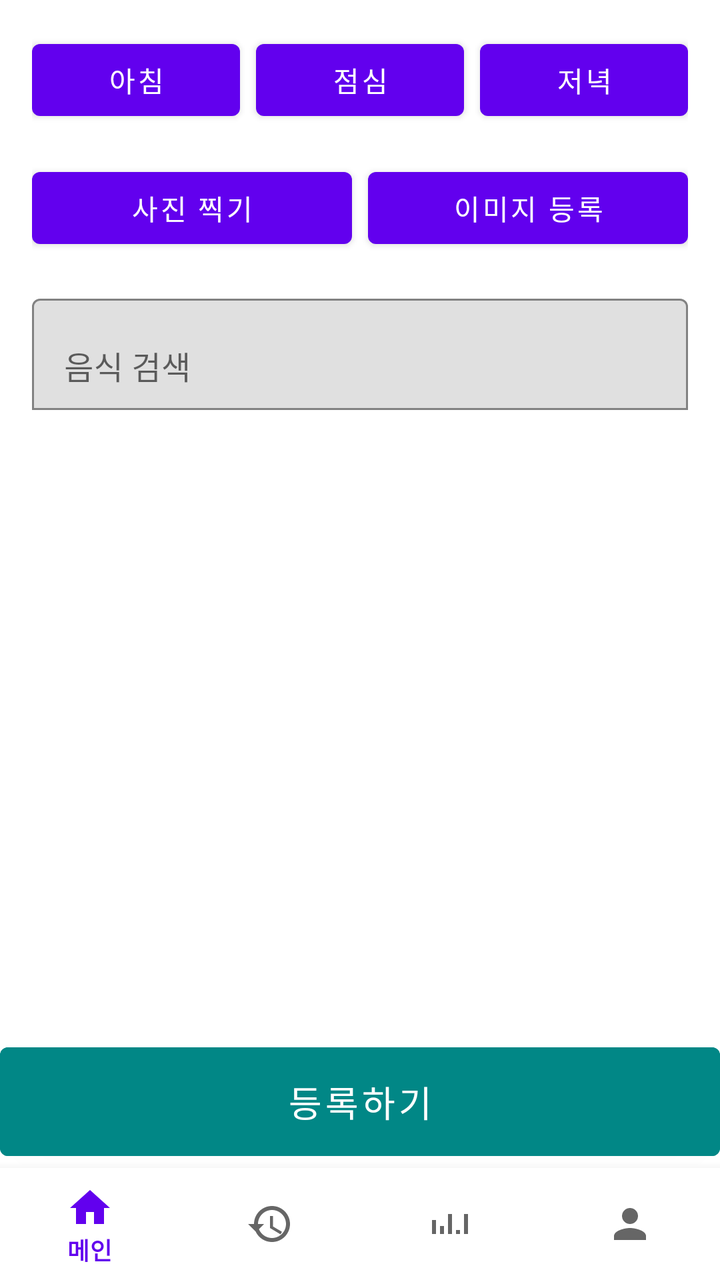
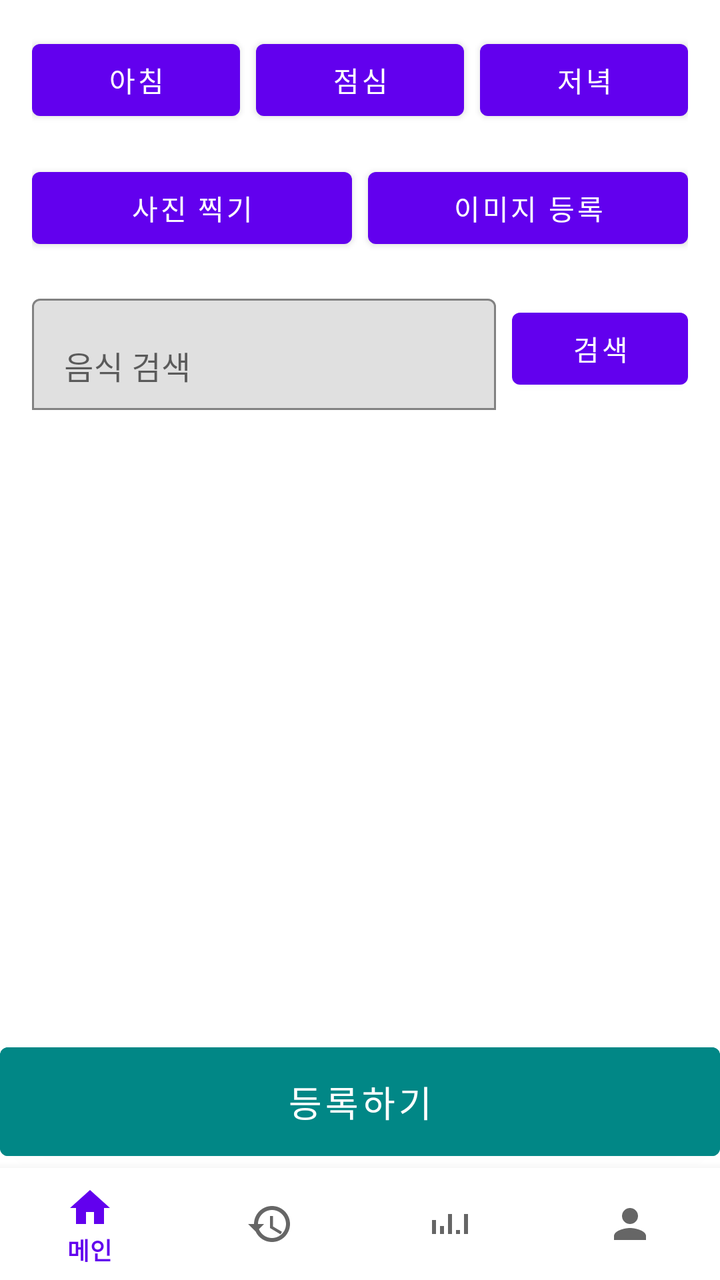

Screens rendered from an Android XML layout before and after an edit, with the pre-edit source and the edit as a unified diff.
<!-- AndroidManifest.xml: activity theme Theme.MaterialComponents.DayNight.NoActionBar -->
<!-- res/layout/activity_record.xml -->
<?xml version="1.0" encoding="utf-8"?>
<androidx.coordinatorlayout.widget.CoordinatorLayout
    xmlns:android="http://schemas.android.com/apk/res/android"
    xmlns:app="http://schemas.android.com/apk/res-auto"
    android:layout_width="match_parent"
    android:layout_height="match_parent">

    
    <ScrollView
        android:layout_width="match_parent"
        android:layout_height="match_parent"
        android:fillViewport="true"
        android:padding="16dp"
        android:layout_above="@+id/bottomArea">

        <LinearLayout
            android:orientation="vertical"
            android:layout_width="match_parent"
            android:layout_height="wrap_content">

            
            <LinearLayout
                android:orientation="horizontal"
                android:layout_width="match_parent"
                android:layout_height="wrap_content"
                android:gravity="center"
                android:layout_marginBottom="16dp">

                <Button
                    android:id="@+id/btnBreakfast"
                    android:layout_width="0dp"
                    android:layout_height="wrap_content"
                    android:layout_weight="1"
                    android:text="아침" />

                <Button
                    android:id="@+id/btnLunch"
                    android:layout_width="0dp"
                    android:layout_height="wrap_content"
                    android:layout_weight="1"
                    android:layout_marginStart="8dp"
                    android:text="점심" />

                <Button
                    android:id="@+id/btnDinner"
                    android:layout_width="0dp"
                    android:layout_height="wrap_content"
                    android:layout_weight="1"
                    android:layout_marginStart="8dp"
                    android:text="저녁" />
            </LinearLayout>

            
            <LinearLayout
                android:orientation="horizontal"
                android:layout_width="match_parent"
                android:layout_height="wrap_content"
                android:gravity="center"
                android:layout_marginBottom="16dp">

                <Button
                    android:id="@+id/btnTakePhoto"
                    android:layout_width="0dp"
                    android:layout_height="wrap_content"
                    android:layout_weight="1"
                    android:text="사진 찍기" />

                <Button
                    android:id="@+id/btnSelectImage"
                    android:layout_width="0dp"
                    android:layout_height="wrap_content"
                    android:layout_marginStart="8dp"
                    android:layout_weight="1"
                    android:text="이미지 등록" />
            </LinearLayout>

            
            <com.google.android.material.textfield.TextInputLayout
                android:id="@+id/layoutSearch"
                android:layout_width="match_parent"
                android:layout_height="wrap_content"
                android:hint="음식 검색"
                app:boxBackgroundMode="outline">

                <com.google.android.material.textfield.TextInputEditText
                    android:id="@+id/inputSearch"
                    android:layout_width="match_parent"
                    android:layout_height="wrap_content"
                    android:inputType="text"/>
            </com.google.android.material.textfield.TextInputLayout>

            
            <ListView
                android:id="@+id/listSearchResults"
                android:layout_width="match_parent"
                android:layout_height="wrap_content"
                android:visibility="gone"
                android:dividerHeight="8dp"
                android:layout_marginTop="8dp" />

            
            <ImageView
                android:id="@+id/imgPreview"
                android:layout_width="match_parent"
                android:layout_height="240dp"
                android:scaleType="centerCrop"
                android:visibility="gone"
                android:layout_marginTop="20dp"
                android:background="#DDDDDD" />

            
            <LinearLayout
                android:id="@+id/analysisContainer"
                android:layout_width="match_parent"
                android:layout_height="wrap_content"
                android:orientation="vertical"
                android:visibility="gone"
                android:layout_marginTop="16dp"
                android:padding="8dp"
                android:background="#F7F7F7">
            </LinearLayout>

        </LinearLayout>
    </ScrollView>

    
    <LinearLayout
        android:id="@+id/bottomArea"
        android:orientation="vertical"
        android:layout_width="match_parent"
        android:layout_height="wrap_content"
        android:layout_gravity="bottom">

        <Button
            android:id="@+id/btnSave"
            android:layout_width="match_parent"
            android:layout_height="wrap_content"
            android:text="등록하기"
            android:backgroundTint="@color/teal_700"
            android:textColor="@android:color/white"
            android:textSize="18sp"
            android:padding="14dp" />

        <com.google.android.material.bottomnavigation.BottomNavigationView
            android:id="@+id/bottomNavigationView"
            android:layout_width="match_parent"
            android:layout_height="wrap_content"
            app:menu="@menu/bottom_nav_menu" />

    </LinearLayout>

</androidx.coordinatorlayout.widget.CoordinatorLayout>
<!-- resources referenced by this layout -->
<resources>
  <color name="teal_700">#FF018786</color>
</resources>

<!-- the commit's change to res/layout/activity_record.xml (unified diff, before → after) -->
@@ -11,7 +11,7 @@
         android:layout_height="match_parent"
         android:fillViewport="true"
         android:padding="16dp"
-        android:layout_above="@+id/bottomArea">
+        android:paddingBottom="140dp"> 
 
         <LinearLayout
             android:orientation="vertical"
@@ -75,27 +75,43 @@
             </LinearLayout>
 
             
-            <com.google.android.material.textfield.TextInputLayout
-                android:id="@+id/layoutSearch"
+            <LinearLayout
+                android:id="@+id/searchRow"
                 android:layout_width="match_parent"
                 android:layout_height="wrap_content"
-                android:hint="음식 검색"
-                app:boxBackgroundMode="outline">
+                android:orientation="horizontal"
+                android:gravity="center_vertical">
 
-                <com.google.android.material.textfield.TextInputEditText
-                    android:id="@+id/inputSearch"
-                    android:layout_width="match_parent"
+                <com.google.android.material.textfield.TextInputLayout
+                    android:id="@+id/layoutSearch"
+                    android:layout_width="0dp"
                     android:layout_height="wrap_content"
-                    android:inputType="text"/>
-            </com.google.android.material.textfield.TextInputLayout>
+                    android:layout_weight="1"
+                    android:hint="음식 검색"
+                    app:boxBackgroundMode="outline">
+
+                    <com.google.android.material.textfield.TextInputEditText
+                        android:id="@+id/inputSearch"
+                        android:layout_width="match_parent"
+                        android:layout_height="wrap_content"
+                        android:inputType="text" />
+                </com.google.android.material.textfield.TextInputLayout>
+
+                <Button
+                    android:id="@+id/btnSearchFood"
+                    android:layout_width="wrap_content"
+                    android:layout_height="wrap_content"
+                    android:text="검색"
+                    android:layout_marginStart="8dp"/>
+            </LinearLayout>
 
             
             <ListView
                 android:id="@+id/listSearchResults"
                 android:layout_width="match_parent"
                 android:layout_height="wrap_content"
+                android:dividerHeight="8dp"
                 android:visibility="gone"
-                android:dividerHeight="8dp"
                 android:layout_marginTop="8dp" />
 
             
@@ -146,7 +162,6 @@
             android:layout_width="match_parent"
             android:layout_height="wrap_content"
             app:menu="@menu/bottom_nav_menu" />
-
     </LinearLayout>
 
 </androidx.coordinatorlayout.widget.CoordinatorLayout>
